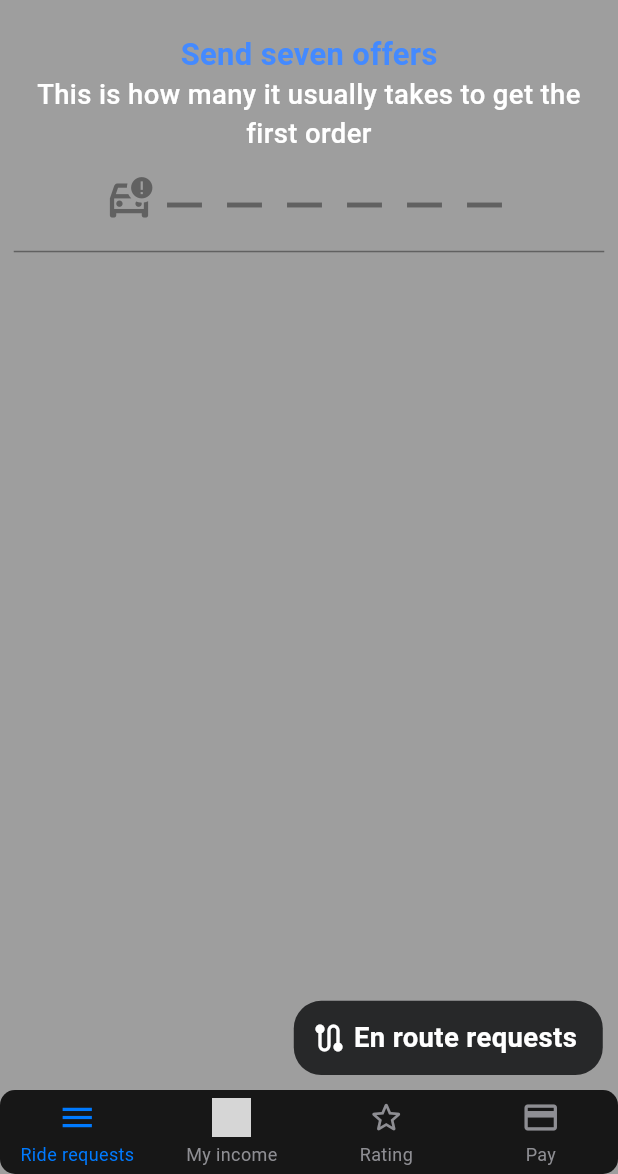
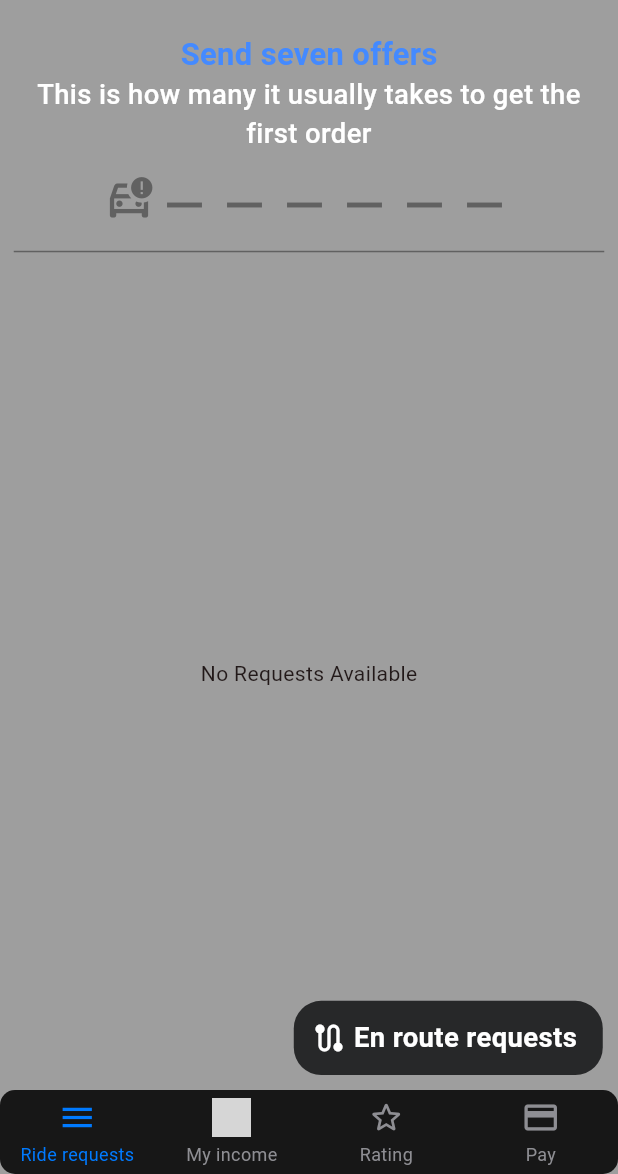
Before and after one commit to abdalrhman7/MabDirive, a Flutter app: the DriverBottomNavbar screen opened by its route, on a phone screen of 412 x 824 dp, the part 62-1236 px from its top. Run offline on Flutter 3.47's test engine with Material 2 defaults, Android fonts, the light colour scheme and no system bars; drawn by our look-alikes of persistent_bottom_nav_bar_v2; our stand-ins replace bloc, cloud_firestore, country_picker, firebase_auth, firebase_core, flutter_bloc and 5 more; accounts and stored records are empty; grey boxes are pictures that could not be loaded.

Commit message:
get customer request

```diff
--- /dev/null
+++ b/lib/Features/ride_requests/model/ride_request.dart
@@ -0,0 +1,23 @@
+class RideRequest {
+  final String name;
+  final String photo;
+  final String address;
+  final String price;
+
+  RideRequest({
+    required this.name,
+    required this.photo,
+    required this.address,
+    required this.price,
+  });
+
+
+  factory RideRequest.fromMap(Map<String, dynamic> map) {
+    return RideRequest(
+      name: map['name'] as String,
+      photo: map['photo'] as String,
+      address: map['address'] as String,
+      price: map['price'] as String,
+    );
+  }
+}
--- a/lib/Features/ride_requests/view/pages/ride_requests_screen.dart
+++ b/lib/Features/ride_requests/view/pages/ride_requests_screen.dart
@@ -1,17 +1,23 @@
 import 'package:flutter/material.dart';
+import 'package:flutter_bloc/flutter_bloc.dart';
 import 'package:flutter_screenutil/flutter_screenutil.dart';
 
+import '../../view_model/ride_request_cubit/ride_request_cubit.dart';
 import '../widget/custom_app_bar.dart';
 import '../widget/custom_floating_action_button.dart';
+import '../widget/ride_request_stream_builder.dart';
 import '../widget/send_offers_widget.dart';
 
 class RideRequestsScreen extends StatelessWidget {
   const RideRequestsScreen({super.key});
+
   static String routeName = "RideRequestsScreen";
 
   @override
   Widget build(BuildContext context) {
-    return SafeArea(
+    return BlocProvider(
+      create: (context) => RideRequestCubit(),
+      child: SafeArea(
         child: Padding(
           padding: EdgeInsets.symmetric(horizontal: 8.w),
           child: Stack(
@@ -21,12 +27,15 @@ class RideRequestsScreen extends StatelessWidget {
                   const CustomAppBar(),
                   SizedBox(height: 18.h),
                   const SendOffersWidget(),
+                  const RideRequestStreamBuilder(),
+                  SizedBox(height: 12.h),
                 ],
               ),
               const CustomFloatingActionButton(),
             ],
           ),
         ),
+      ),
     );
   }
 }
--- /dev/null
+++ b/lib/Features/ride_requests/view/widget/ride_request_stream_builder.dart
@@ -0,0 +1,36 @@
+import 'package:flutter/material.dart';
+import 'package:flutter_bloc/flutter_bloc.dart';
+
+import '../../../../Core/general_components/CustomCircularProgressIndicator.dart';
+import '../../model/ride_request.dart';
+import '../../view_model/ride_request_cubit/ride_request_cubit.dart';
+import 'customer_request_card.dart';
+
+class RideRequestStreamBuilder extends StatelessWidget {
+  const RideRequestStreamBuilder({super.key});
+
+  @override
+  Widget build(BuildContext context) {
+    return Expanded(
+      child: StreamBuilder<List<RideRequest>>(
+        stream: BlocProvider.of<RideRequestCubit>(context).rideRequestStream(),
+        builder: (context, snapshot) {
+          if (snapshot.connectionState == ConnectionState.active) {
+            final requests = snapshot.data;
+            if (requests == null || requests.isEmpty) {
+              return const Center(
+                child: Text('No Requests Available'),
+              );
+            }
+            return ListView.builder(
+              itemCount: requests.length,
+              itemBuilder: (context, index) =>
+                  CustomerRequestCard(rideRequest: requests[index]),
+            );
+          }
+          return const CustomCircularProgressIndicator();
+        },
+      ),
+    );
+  }
+}
--- /dev/null
+++ b/lib/Features/ride_requests/view_model/ride_request_cubit/ride_request_cubit.dart
@@ -0,0 +1,20 @@
+import 'package:bloc/bloc.dart';
+import 'package:mab_drive/Features/ride_requests/model/ride_request.dart';
+import 'package:meta/meta.dart';
+
+import '../../../../Core/Database/Firebse/firestore_services.dart';
+
+part 'ride_request_state.dart';
+
+class RideRequestCubit extends Cubit<RideRequestState> {
+  RideRequestCubit() : super(RideRequestInitial());
+
+  final FirestoreServices firestoreServices = FirestoreServices();
+
+  Stream<List<RideRequest>> rideRequestStream() {
+    return firestoreServices.collectionsStream(
+        path: 'request/',
+        builder: (data) => RideRequest.fromMap(data!),
+      );
+  }
+}
--- /dev/null
+++ b/lib/Features/ride_requests/view_model/ride_request_cubit/ride_request_state.dart
@@ -0,0 +1,10 @@
+part of 'ride_request_cubit.dart';
+
+@immutable
+abstract class RideRequestState {}
+
+class RideRequestInitial extends RideRequestState {}
+
+// class RideRequestLoading extends RideRequestState {}
+//
+// class RideRequestSuccess extends RideRequestState {}
--- a/lib/main.dart
+++ b/lib/main.dart
@@ -2,6 +2,7 @@
 
 import 'package:firebase_core/firebase_core.dart';
 import 'package:flutter/material.dart';
+import 'package:flutter_bloc/flutter_bloc.dart';
 import 'package:flutter_screenutil/flutter_screenutil.dart';
 import 'package:mab_drive/Features/Auth/Login/View/Pages/login_screen.dart';
 import 'package:mab_drive/Features/Auth/Register/View/Pages/register_screen.dart';
@@ -10,6 +11,7 @@ import 'package:mab_drive/Features/UserHome/View/pages/user_home.dart';
 import 'package:mab_drive/firebase_options.dart';
 
 import 'Core/theme_data.dart';
+import 'Features/UserHome/ViewModel/cubit/user_home_cubit.dart';
 import 'Features/bottom_navigation_bar/screen/bottom_navigation_bar.dart';
 import 'Features/onboarding/View/Pages/onboarding.dart';
 
@@ -28,6 +30,8 @@ class MyApp extends StatelessWidget {
       designSize: const Size(360, 690),
       minTextAdapt: true,
       splitScreenMode: true,
+      child: BlocProvider(
+        create: (context) => UserHomeCubit(),
         child: MaterialApp(
           debugShowCheckedModeBanner: false,
           theme: themeData(context),
@@ -42,6 +46,7 @@ class MyApp extends StatelessWidget {
             UserHome.routeName: (_) => const UserHome(),
           },
         ),
+      ),
     );
   }
 }
```
Also changed, not shown: lib/Core/Database/Firebse/firestore_services.dart (added, +23 -0 lines), lib/Features/ride_requests/view/widget/customer_request_card.dart (added, +87 -0 lines), lib/Features/ride_requests/view/widget/customer_request_details_dialog.dart (added, +94 -0 lines). Lines whose indentation alone changed are shown as unchanged.
